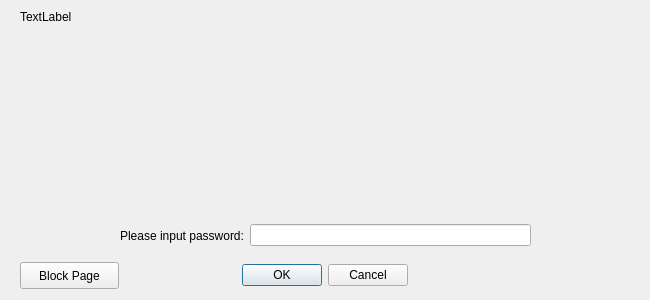
Old version of the form src/qt_ui/forms/userconfirmdialog.ui in the repository daemsproject/daemscore.
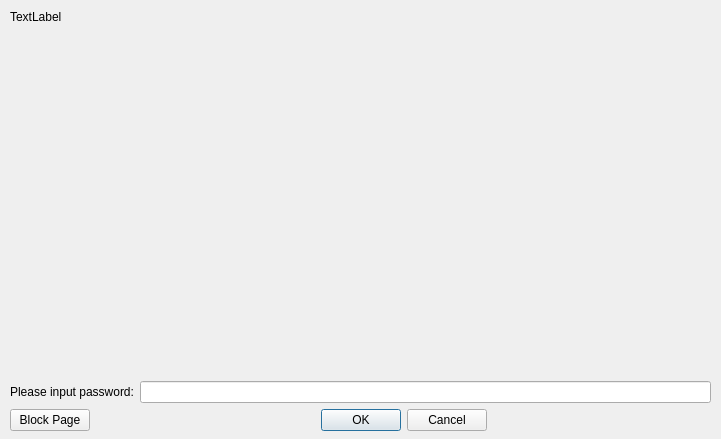
New version of the form.

```diff
--- a/src/qt_ui/forms/userconfirmdialog.ui
+++ b/src/qt_ui/forms/userconfirmdialog.ui
@@ -6,12 +6,12 @@
    <rect>
     <x>0</x>
     <y>0</y>
-    <width>650</width>
-    <height>300</height>
+    <width>721</width>
+    <height>439</height>
    </rect>
   </property>
   <property name="sizePolicy">
-   <sizepolicy hsizetype="Minimum" vsizetype="Minimum">
+   <sizepolicy hsizetype="MinimumExpanding" vsizetype="MinimumExpanding">
     <horstretch>0</horstretch>
     <verstretch>0</verstretch>
    </sizepolicy>
@@ -22,64 +22,16 @@
   <property name="sizeGripEnabled">
    <bool>false</bool>
   </property>
-  <widget class="QDialogButtonBox" name="buttonBox">
+  <widget class="QWidget" name="verticalLayoutWidget_2">
    <property name="geometry">
     <rect>
-     <x>19</x>
-     <y>260</y>
-     <width>611</width>
-     <height>31</height>
-    </rect>
-   </property>
-   <property name="orientation">
-    <enum>Qt::Horizontal</enum>
-   </property>
-   <property name="standardButtons">
-    <set>QDialogButtonBox::Cancel|QDialogButtonBox::Ok</set>
-   </property>
-   <property name="centerButtons">
-    <bool>true</bool>
-   </property>
-  </widget>
-  <widget class="QWidget" name="horizontalLayoutWidget">
-   <property name="geometry">
-    <rect>
-     <x>120</x>
-     <y>220</y>
-     <width>411</width>
-     <height>31</height>
-    </rect>
-   </property>
-   <layout class="QHBoxLayout" name="layout_password">
-    <item>
-     <widget class="QLabel" name="label_7">
-      <property name="text">
-       <string>Please input password:</string>
-      </property>
-     </widget>
-    </item>
-    <item>
-     <widget class="QLineEdit" name="passwordEdit">
-      <property name="echoMode">
-       <enum>QLineEdit::Password</enum>
-      </property>
-     </widget>
-    </item>
-   </layout>
-  </widget>
-  <widget class="QWidget" name="verticalLayoutWidget">
-   <property name="geometry">
-    <rect>
-     <x>20</x>
+     <x>10</x>
      <y>10</y>
-     <width>611</width>
-     <height>191</height>
+     <width>701</width>
+     <height>421</height>
     </rect>
    </property>
-   <layout class="QVBoxLayout" name="verticalLayout">
-    <property name="sizeConstraint">
-     <enum>QLayout::SetMinimumSize</enum>
-    </property>
+   <layout class="QVBoxLayout" name="verticalLayout_3">
     <item>
      <widget class="QLabel" name="label_message">
       <property name="sizePolicy">
@@ -102,21 +54,87 @@
       </property>
      </widget>
     </item>
+    <item>
+     <spacer name="verticalSpacer">
+      <property name="orientation">
+       <enum>Qt::Vertical</enum>
+      </property>
+      <property name="sizeType">
+       <enum>QSizePolicy::MinimumExpanding</enum>
+      </property>
+      <property name="sizeHint" stdset="0">
+       <size>
+        <width>20</width>
+        <height>40</height>
+       </size>
+      </property>
+     </spacer>
+    </item>
+    <item>
+     <layout class="QHBoxLayout" name="layout_password">
+      <property name="sizeConstraint">
+       <enum>QLayout::SetMinimumSize</enum>
+      </property>
+      <item>
+       <widget class="QLabel" name="label_7">
+        <property name="sizePolicy">
+         <sizepolicy hsizetype="Minimum" vsizetype="Minimum">
+          <horstretch>0</horstretch>
+          <verstretch>0</verstretch>
+         </sizepolicy>
+        </property>
+        <property name="maximumSize">
+         <size>
+          <width>16777215</width>
+          <height>173</height>
+         </size>
+        </property>
+        <property name="baseSize">
+         <size>
+          <width>0</width>
+          <height>40</height>
+         </size>
+        </property>
+        <property name="text">
+         <string>Please input password:</string>
+        </property>
+       </widget>
+      </item>
+      <item>
+       <widget class="QLineEdit" name="passwordEdit">
+        <property name="echoMode">
+         <enum>QLineEdit::Password</enum>
+        </property>
+       </widget>
+      </item>
+     </layout>
+    </item>
+    <item>
+     <layout class="QHBoxLayout" name="horizontalLayout">
+      <item>
+       <widget class="QPushButton" name="btn_blockpage">
+        <property name="text">
+         <string>Block Page</string>
+        </property>
+       </widget>
+      </item>
+      <item>
+       <widget class="QDialogButtonBox" name="buttonBox">
+        <property name="orientation">
+         <enum>Qt::Horizontal</enum>
+        </property>
+        <property name="standardButtons">
+         <set>QDialogButtonBox::Cancel|QDialogButtonBox::Ok</set>
+        </property>
+        <property name="centerButtons">
+         <bool>true</bool>
+        </property>
+       </widget>
+      </item>
+     </layout>
+    </item>
    </layout>
   </widget>
-  <widget class="QPushButton" name="btn_blockpage">
-   <property name="geometry">
-    <rect>
-     <x>20</x>
-     <y>262</y>
-     <width>99</width>
-     <height>27</height>
-    </rect>
-   </property>
-   <property name="text">
-    <string>Block Page</string>
-   </property>
-  </widget>
  </widget>
  <resources/>
  <connections>
```
